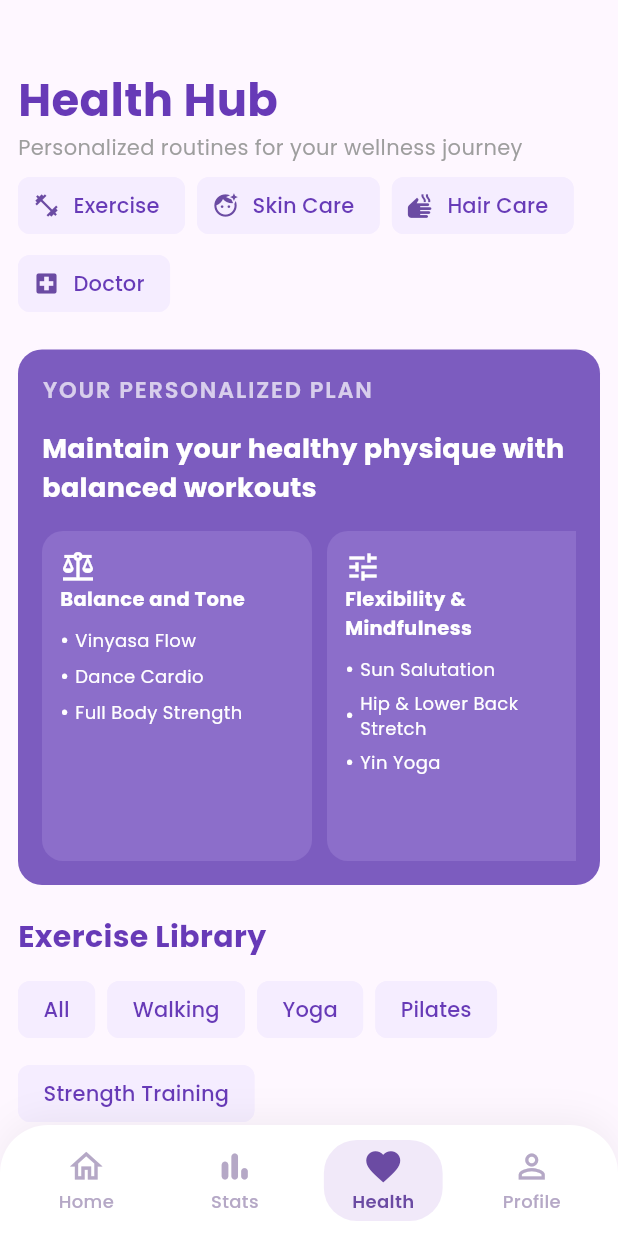
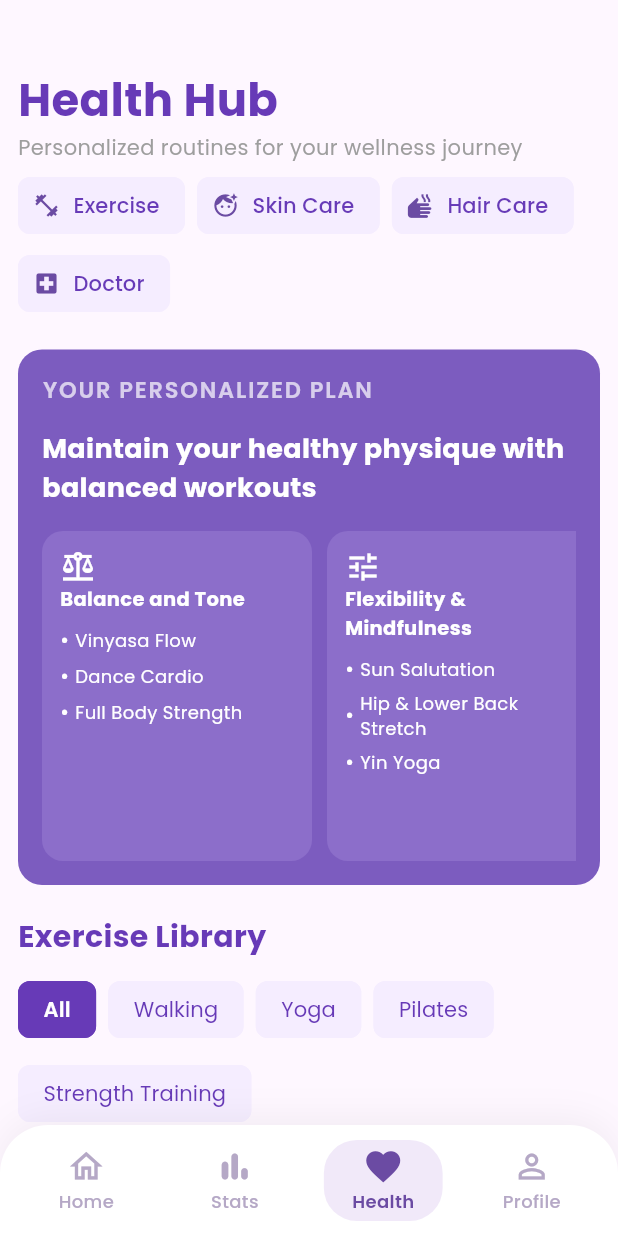
Before and after one commit to aniruddharoyarka/PCOS-App-V2, a Flutter app: the MainScreen screen opened directly, item 3 of the bottom bar chosen, on a phone screen of 412 x 824 dp. Run offline on Flutter 3.47's test engine with Material 3 defaults, Android fonts, the phone set to English and light mode, and no system bars; our stand-ins replace fl_chart, google_fonts.

Commit message:
tagchip selection fix

```diff
--- a/lib/widgets/exerciseLibrary_healthPage.dart
+++ b/lib/widgets/exerciseLibrary_healthPage.dart
@@ -2,7 +2,7 @@ import 'package:flutter/material.dart';
 import 'package:google_fonts/google_fonts.dart';
 import 'package:pcos_app_v2/widgets/tagChip_exerciseLibrary_healthPage.dart';
 import 'package:pcos_app_v2/widgets/exercise_modal.dart';
-import 'package:pcos_app_v2/widgets/exercise_card.dart'; // assuming this exists
+import 'package:pcos_app_v2/widgets/exercise_card.dart';
 
 class ExerciseLibrary extends StatefulWidget {
   const ExerciseLibrary({super.key});
--- a/lib/widgets/tagChip_exerciseLibrary_healthPage.dart
+++ b/lib/widgets/tagChip_exerciseLibrary_healthPage.dart
@@ -1,40 +1,40 @@
 import 'package:flutter/material.dart';
 import 'package:google_fonts/google_fonts.dart';
-
 
 class TagchipExerciselibraryHealthpage extends StatelessWidget {
   final String text;
   final bool isSelected;
   final VoidCallback onTap;
 
-
   const TagchipExerciselibraryHealthpage({
     super.key,
     required this.text,
     required this.isSelected,
     required this.onTap,
-
   });
 
   @override
   Widget build(BuildContext context) {
-    return Chip(
+    return GestureDetector(
+      onTap: onTap,
+      child: FilterChip(
         label: Text(
           text,
           style: GoogleFonts.poppins(
-         color: Colors.deepPurple,
+            color: isSelected ? Colors.white : Colors.deepPurple,
+            fontWeight: isSelected ? FontWeight.w600 : FontWeight.normal,
           ),
         ),
+        selected: isSelected,
+        onSelected: (_) => onTap(),
         backgroundColor: const Color(0xFFF5EDFF),
-        side: const BorderSide(
-          color: Color(0xFFF5EDFF),
+        selectedColor: Colors.deepPurple,
+        showCheckmark: false,
+        side: BorderSide(
+          color: isSelected ? Colors.deepPurple : const Color(0xFFF5EDFF),
           width: 1,
-
-
-        )
+        ),
+      ),
     );
-
-
-
   }
 }
```
Lines whose indentation alone changed are shown as unchanged.
